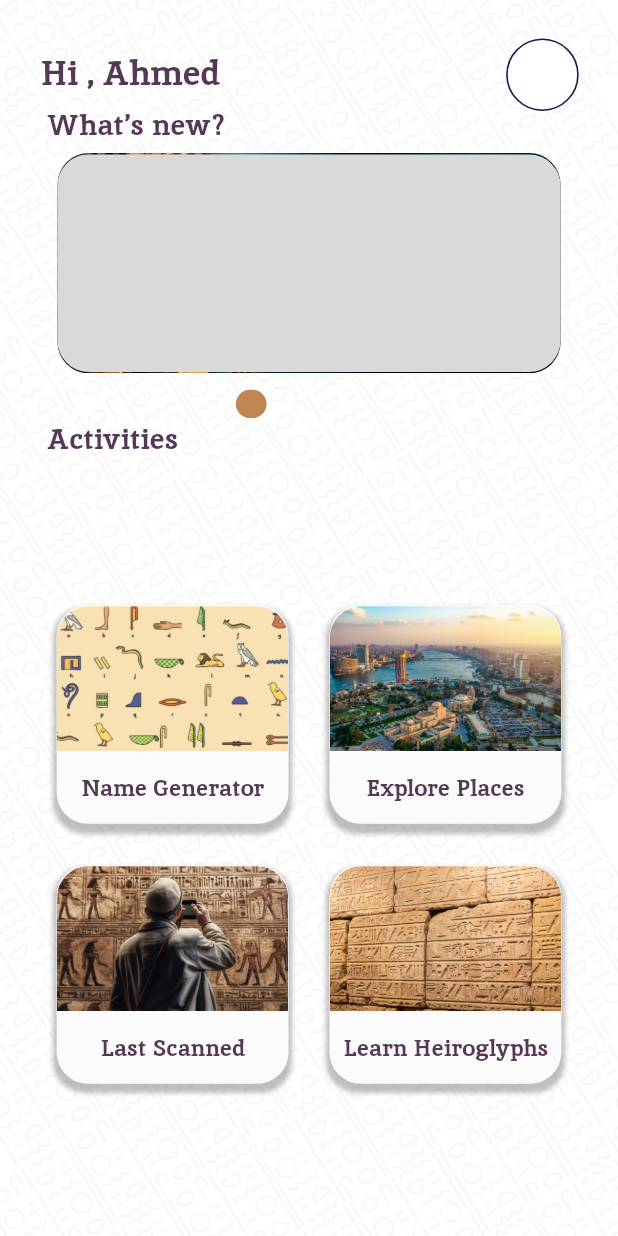
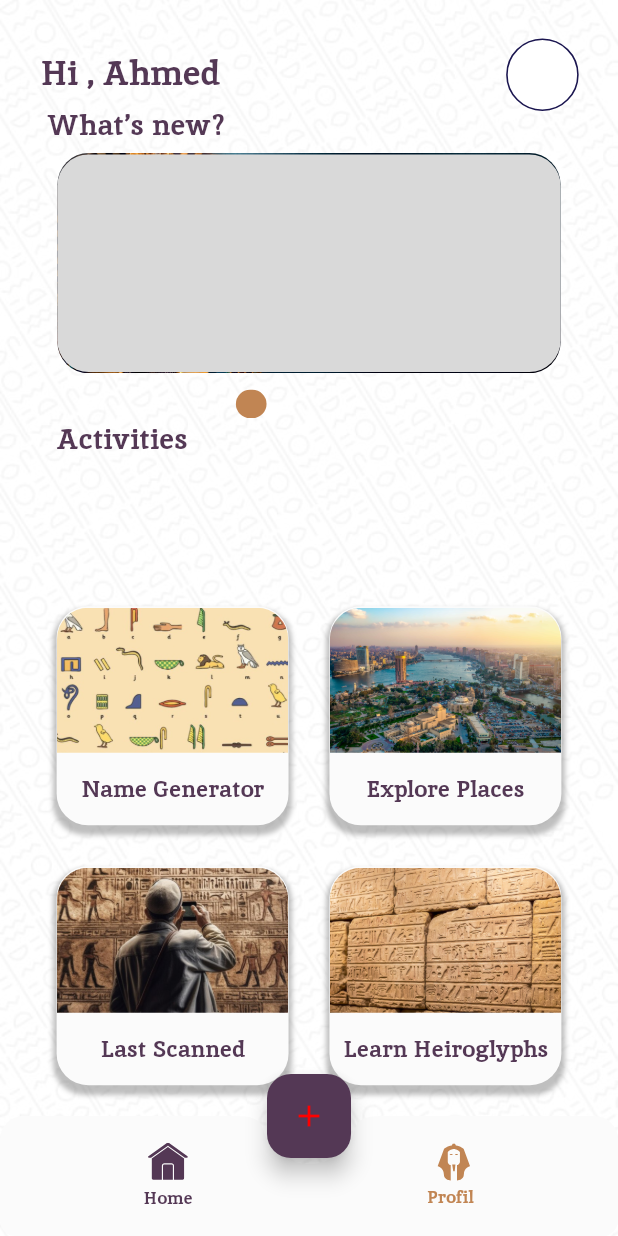
Before and after one commit to MohamedZaahran/Cartouchify, a Flutter app: the HomePage screen opened directly, on a phone screen of 412 x 824 dp. Run offline on Flutter 3.47's test engine with Material 3 defaults, Android fonts, the phone set to English and light mode, and no system bars; drawn by our look-alikes of carousel_slider, smooth_page_indicator; our stand-ins replace cached_network_image, cloud_firestore, connectivity_plus, firebase_auth, firebase_core, flutter_svg and 3 more; missing offline and left inert: maps_launcher; accounts and stored records are empty.

Commit message:
Fixed some issues in the home page screen

```diff
--- a/GP/lib/presentation/home_page/home_page.dart
+++ b/GP/lib/presentation/home_page/home_page.dart
@@ -1,3 +1,13 @@
+import 'package:flutter/material.dart';
+import 'package:flutter/services.dart';
+import 'package:hierosecret/core/app_export.dart';
+import 'package:hierosecret/widgets/app_bar/appbar_subtitle_one.dart';
+import 'package:hierosecret/widgets/app_bar/appbar_trailing_iconbutton.dart';
+import 'package:hierosecret/widgets/app_bar/appbar_trailing_image.dart';
+import 'package:hierosecret/widgets/app_bar/custom_app_bar.dart';
+import 'package:hierosecret/widgets/custom_bottom_app_bar.dart';
+import 'package:hierosecret/widgets/custom_floating_button.dart';
+import 'package:smooth_page_indicator/smooth_page_indicator.dart';
 import '../home_page/widgets/grid_item_widget.dart';
 import '../home_page/widgets/slider_item_widget.dart';
 import 'controller/home_controller.dart';
@@ -5,15 +15,7 @@ import 'models/grid_item_model.dart';
 import 'models/home_model.dart';
 import 'models/slider_item_model.dart';
 import 'package:carousel_slider/carousel_slider.dart';
-import 'package:flutter/material.dart';
-import 'package:hierosecret/core/app_export.dart';
-import 'package:hierosecret/widgets/app_bar/appbar_subtitle_one.dart';
-import 'package:hierosecret/widgets/app_bar/appbar_trailing_iconbutton.dart';
-import 'package:hierosecret/widgets/app_bar/appbar_trailing_image.dart';
-import 'package:hierosecret/widgets/app_bar/custom_app_bar.dart';
-import 'package:smooth_page_indicator/smooth_page_indicator.dart';
 
-// ignore_for_file: must_be_immutable
 class HomePage extends StatelessWidget {
   HomePage({Key? key}) : super(key: key);
 
@@ -21,6 +23,7 @@ class HomePage extends StatelessWidget {
 
   @override
   Widget build(BuildContext context) {
+    SystemChrome.setEnabledSystemUIMode(SystemUiMode.immersiveSticky);
     return SafeArea(
       child: Scaffold(
         extendBody: true,
@@ -34,61 +37,93 @@ class HomePage extends StatelessWidget {
             color: theme.colorScheme.onPrimary,
             image: DecorationImage(
               image: AssetImage(ImageConstant.imgOnboarding),
-                        fit: BoxFit.cover)),
+              fit: BoxFit.cover,
+            ),
+          ),
           child: Container(
             width: double.maxFinite,
-                    padding:
-                        EdgeInsets.symmetric(horizontal: 30.h, vertical: 15.v),
+            padding: EdgeInsets.symmetric(horizontal: 30.h, vertical: 15.v),
             child: Column(
               crossAxisAlignment: CrossAxisAlignment.start,
               children: [
-                          Text("lbl_what_s_new".tr,
-                              style: theme.textTheme.titleLarge),
+                Text(
+                  "lbl_what_s_new".tr,
+                  style: theme.textTheme.titleLarge,
+                ),
                 SizedBox(height: 5.v),
                 _buildSlider(),
                 SizedBox(height: 13.v),
-                          Obx(() => Container(
+                Obx(
+                  () => Container(
                     height: 15.v,
                     margin: EdgeInsets.only(left: 120.h),
                     child: AnimatedSmoothIndicator(
                       activeIndex: controller.sliderIndex.value,
-                                  count: controller.homeModelObj.value
-                                      .sliderItemList.value.length,
+                      count: controller
+                          .homeModelObj.value.sliderItemList.value.length,
                       axisDirection: Axis.horizontal,
                       effect: ScrollingDotsEffect(
                         spacing: 5,
                         activeDotColor: appTheme.red300,
                         dotColor: theme.colorScheme.primary,
                         dotHeight: 15.v,
-                                      dotWidth: 15.h)))),
+                        dotWidth: 15.h,
+                      ),
+                    ),
+                  ),
+                ),
                 SizedBox(height: 2.v),
-                          Text("lbl_activities".tr,
-                              style: theme.textTheme.titleLarge),
+                Padding(
+                  padding: EdgeInsets.only(
+                      left: 6.h, bottom: 0.v), // Adjust padding here
+                  child: Text(
+                    "lbl_activities".tr,
+                    style: theme.textTheme.titleLarge,
+                  ),
+                ),
                 _buildGrid(),
-                        ])))));
+              ],
+            ),
+          ),
+        ),
+        bottomNavigationBar: _buildFiftyNine(),
+        floatingActionButton: CustomFloatingButton(
+          height: 83,
+          width: 83,
+          child: Icon(
+            Icons.add,
+          ),
+        ),
+        floatingActionButtonLocation: FloatingActionButtonLocation.centerDocked,
+      ),
+    );
   }
 
-  /// Section Widget
   PreferredSizeWidget _buildAppBar() {
     return CustomAppBar(
       height: 100.v,
       title: AppbarSubtitleOne(
-            text: "lbl_hi_ahmed".tr, margin: EdgeInsets.only(left: 26.h)),
+        text: "lbl_hi_ahmed".tr,
+        margin: EdgeInsets.only(left: 26.h),
+      ),
       actions: [
         AppbarTrailingImage(
           imagePath: ImageConstant.imgNotificationBellNew,
-              margin: EdgeInsets.fromLTRB(22.h, 18.v, 3.h, 6.v)),
+          margin: EdgeInsets.fromLTRB(22.h, 18.v, 3.h, 6.v),
+        ),
         AppbarTrailingIconbutton(
           imagePath: ImageConstant.imgSettingsPrimary,
-              margin: EdgeInsets.only(left: 14.h, top: 3.v, right: 25.h))
-        ]);
+          margin: EdgeInsets.only(left: 14.h, top: 3.v, right: 25.h),
+        ),
+      ],
+    );
   }
 
-  /// Section Widget
   Widget _buildSlider() {
     return Padding(
       padding: EdgeInsets.symmetric(horizontal: 6.h),
-        child: Obx(() => CarouselSlider.builder(
+      child: Obx(
+        () => CarouselSlider.builder(
           options: CarouselOptions(
             height: 153.v,
             initialPage: 0,
@@ -98,27 +133,31 @@ class HomePage extends StatelessWidget {
             scrollDirection: Axis.horizontal,
             onPageChanged: (index, reason) {
               controller.sliderIndex.value = index;
-                }),
-            itemCount:
-                controller.homeModelObj.value.sliderItemList.value.length,
+            },
+          ),
+          itemCount: controller.homeModelObj.value.sliderItemList.value.length,
           itemBuilder: (context, index, realIndex) {
             SliderItemModel model =
                 controller.homeModelObj.value.sliderItemList.value[index];
             return SliderItemWidget(model);
-            })));
+          },
+        ),
+      ),
+    );
   }
 
-  /// Section Widget
   Widget _buildGrid() {
     return Padding(
-        padding: EdgeInsets.symmetric(horizontal: 6.h),
-        child: Obx(() => GridView.builder(
+      padding: EdgeInsets.symmetric(horizontal: 6.h, vertical: 1.v),
+      child: Obx(
+        () => GridView.builder(
           shrinkWrap: true,
           gridDelegate: SliverGridDelegateWithFixedCrossAxisCount(
             mainAxisExtent: 151.v,
             crossAxisCount: 2,
             mainAxisSpacing: 26.h,
-                crossAxisSpacing: 26.h),
+            crossAxisSpacing: 26.h,
+          ),
           physics: NeverScrollableScrollPhysics(),
           itemCount: controller.homeModelObj.value.gridItemList.value.length,
           itemBuilder: (context, index) {
@@ -127,10 +166,40 @@ class HomePage extends StatelessWidget {
             return GridItemWidget(model, onTapTwentySix: () {
               onTapTwentySix(index);
             });
-            })));
+          },
+        ),
+      ),
+    );
   }
 
-  /// Navigates to the nameGeneratorScreen when the action is triggered.
+  Widget _buildFiftyNine() {
+    return CustomBottomAppBar(
+      onChanged: (BottomBarEnum type) {
+        Get.toNamed(getCurrentRoute(type), id: 1);
+      },
+    );
+  }
+
+  String getCurrentRoute(BottomBarEnum type) {
+    switch (type) {
+      case BottomBarEnum.Home:
+        return "/";
+      case BottomBarEnum.Profile:
+        return AppRoutes.homePage;
+      default:
+        return "/";
+    }
+  }
+
+  Widget getCurrentPage(String currentRoute) {
+    switch (currentRoute) {
+      case AppRoutes.homePage:
+        return HomePage();
+      default:
+        return DefaultWidget();
+    }
+  }
+
   onTapTwentySix(int index) {
     print(index);
     switch (index) {
```
Lines whose indentation alone changed are shown as unchanged.
